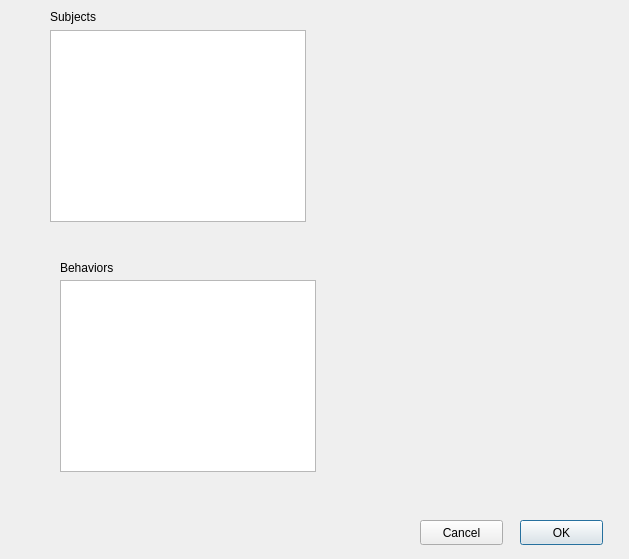
Qt form param_panel.ui (olivierfriard/BORIS) before a commit.
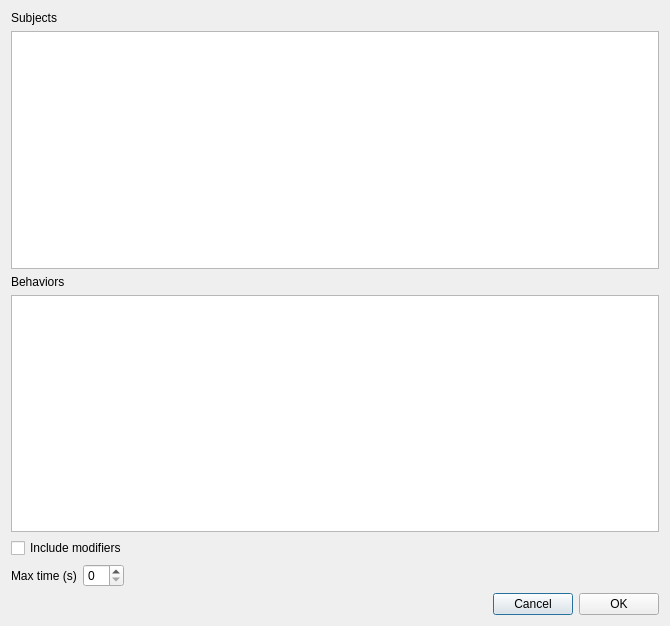
The same form after that commit.

Commit message: work on 'plot events' function

Diff of the .ui file:
```diff
--- a/param_panel.ui
+++ b/param_panel.ui
@@ -6,85 +6,104 @@
    <rect>
     <x>0</x>
     <y>0</y>
-    <width>629</width>
-    <height>559</height>
+    <width>670</width>
+    <height>626</height>
    </rect>
   </property>
   <property name="windowTitle">
    <string>Parameters</string>
   </property>
-  <widget class="QListWidget" name="lwSubjects">
-   <property name="geometry">
-    <rect>
-     <x>50</x>
-     <y>30</y>
-     <width>256</width>
-     <height>192</height>
-    </rect>
-   </property>
-  </widget>
-  <widget class="QPushButton" name="pbOK">
-   <property name="geometry">
-    <rect>
-     <x>520</x>
-     <y>520</y>
-     <width>83</width>
-     <height>25</height>
-    </rect>
-   </property>
-   <property name="text">
-    <string>OK</string>
-   </property>
-  </widget>
-  <widget class="QPushButton" name="pbCancel">
-   <property name="geometry">
-    <rect>
-     <x>420</x>
-     <y>520</y>
-     <width>83</width>
-     <height>25</height>
-    </rect>
-   </property>
-   <property name="text">
-    <string>Cancel</string>
-   </property>
-  </widget>
-  <widget class="QLabel" name="lbSubjects">
-   <property name="geometry">
-    <rect>
-     <x>50</x>
-     <y>10</y>
-     <width>57</width>
-     <height>14</height>
-    </rect>
-   </property>
-   <property name="text">
-    <string>Subjects</string>
-   </property>
-  </widget>
-  <widget class="QListWidget" name="lwBehaviors">
-   <property name="geometry">
-    <rect>
-     <x>60</x>
-     <y>280</y>
-     <width>256</width>
-     <height>192</height>
-    </rect>
-   </property>
-  </widget>
-  <widget class="QLabel" name="lbBehaviors">
-   <property name="geometry">
-    <rect>
-     <x>60</x>
-     <y>260</y>
-     <width>61</width>
-     <height>16</height>
-    </rect>
-   </property>
-   <property name="text">
-    <string>Behaviors</string>
-   </property>
-  </widget>
+  <layout class="QVBoxLayout" name="verticalLayout_2">
+   <item>
+    <layout class="QVBoxLayout" name="verticalLayout">
+     <item>
+      <widget class="QLabel" name="lbSubjects">
+       <property name="text">
+        <string>Subjects</string>
+       </property>
+      </widget>
+     </item>
+     <item>
+      <widget class="QListWidget" name="lwSubjects"/>
+     </item>
+     <item>
+      <widget class="QLabel" name="lbBehaviors">
+       <property name="text">
+        <string>Behaviors</string>
+       </property>
+      </widget>
+     </item>
+     <item>
+      <widget class="QListWidget" name="lwBehaviors"/>
+     </item>
+     <item>
+      <widget class="QCheckBox" name="cbIncludeModifiers">
+       <property name="text">
+        <string>Include modifiers</string>
+       </property>
+      </widget>
+     </item>
+     <item>
+      <layout class="QHBoxLayout" name="horizontalLayout">
+       <item>
+        <widget class="QLabel" name="lbMaxTime">
+         <property name="text">
+          <string>Max time (s)</string>
+         </property>
+        </widget>
+       </item>
+       <item>
+        <widget class="QSpinBox" name="sbMaxTime"/>
+       </item>
+       <item>
+        <spacer name="horizontalSpacer_2">
+         <property name="orientation">
+          <enum>Qt::Horizontal</enum>
+         </property>
+         <property name="sizeHint" stdset="0">
+          <size>
+           <width>40</width>
+           <height>20</height>
+          </size>
+         </property>
+        </spacer>
+       </item>
+      </layout>
+     </item>
+     <item>
+      <layout class="QHBoxLayout" name="horizontalLayout_2">
+       <item>
+        <spacer name="horizontalSpacer">
+         <property name="orientation">
+          <enum>Qt::Horizontal</enum>
+         </property>
+         <property name="sizeHint" stdset="0">
+          <size>
+           <width>40</width>
+           <height>20</height>
+          </size>
+         </property>
+        </spacer>
+       </item>
+       <item>
+        <widget class="QPushButton" name="pbCancel">
+         <property name="text">
+          <string>Cancel</string>
+         </property>
+        </widget>
+       </item>
+       <item>
+        <widget class="QPushButton" name="pbOK">
+         <property name="text">
+          <string>OK</string>
+         </property>
+        </widget>
+       </item>
+      </layout>
+     </item>
+    </layout>
+   </item>
+  </layout>
  </widget>
  <resources/>
  <connections/>
```
The commit also changes 2 other files.
